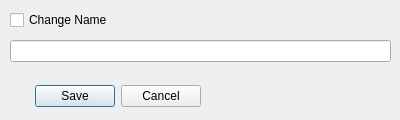
Old version of the form DIALOG/save.ui in the repository dimanchik79/Play-Music.
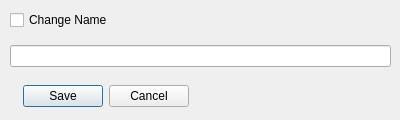
New version of the form. Icons and pictures are not drawn.

Diff of the .ui file:
```diff
--- a/DIALOG/save.ui
+++ b/DIALOG/save.ui
@@ -23,9 +23,9 @@
   <widget class="QDialogButtonBox" name="ok">
    <property name="geometry">
     <rect>
-     <x>0</x>
+     <x>10</x>
      <y>80</y>
-     <width>201</width>
+     <width>191</width>
      <height>32</height>
     </rect>
    </property>
@@ -39,7 +39,7 @@
     <set>QDialogButtonBox::Cancel|QDialogButtonBox::Save</set>
    </property>
    <property name="centerButtons">
-    <bool>false</bool>
+    <bool>true</bool>
    </property>
   </widget>
   <widget class="QCheckBox" name="ch_name">
@@ -47,19 +47,25 @@
     <rect>
      <x>10</x>
      <y>10</y>
-     <width>151</width>
+     <width>111</width>
      <height>20</height>
     </rect>
    </property>
    <property name="text">
     <string>Change Name</string>
    </property>
+   <property name="checkable">
+    <bool>true</bool>
+   </property>
+   <property name="checked">
+    <bool>false</bool>
+   </property>
   </widget>
   <widget class="QLineEdit" name="name">
    <property name="geometry">
     <rect>
      <x>10</x>
-     <y>40</y>
+     <y>45</y>
      <width>381</width>
      <height>22</height>
     </rect>
```
